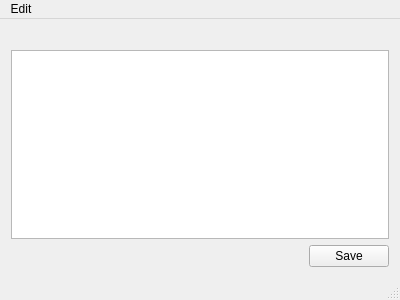
private-yusuke/saveledge, file mainwindow.ui: the form before one commit.
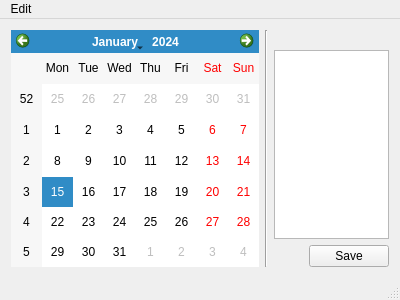
The form after the commit.

The edit to the form file:
```diff
--- a/mainwindow.ui
+++ b/mainwindow.ui
@@ -14,7 +14,19 @@
    <string>Saveledge</string>
   </property>
   <widget class="QWidget" name="centralWidget">
-   <layout class="QVBoxLayout" name="verticalLayout_6">
+   <layout class="QHBoxLayout" name="horizontalLayout_2">
+    <item>
+     <widget class="QCalendarWidget" name="calendarWidget"/>
+    </item>
+    <item>
+     <widget class="Line" name="line">
+      <property name="orientation">
+       <enum>Qt::Vertical</enum>
+      </property>
+     </widget>
+    </item>
+    <item>
+     <layout class="QVBoxLayout" name="verticalLayout">
     <item>
      <widget class="QLabel" name="dateLabel">
       <property name="text">
@@ -46,6 +58,8 @@
          <string>Save</string>
         </property>
        </widget>
+        </item>
+       </layout>
       </item>
      </layout>
     </item>
```
Lines whose indentation alone changed are shown as unchanged.
